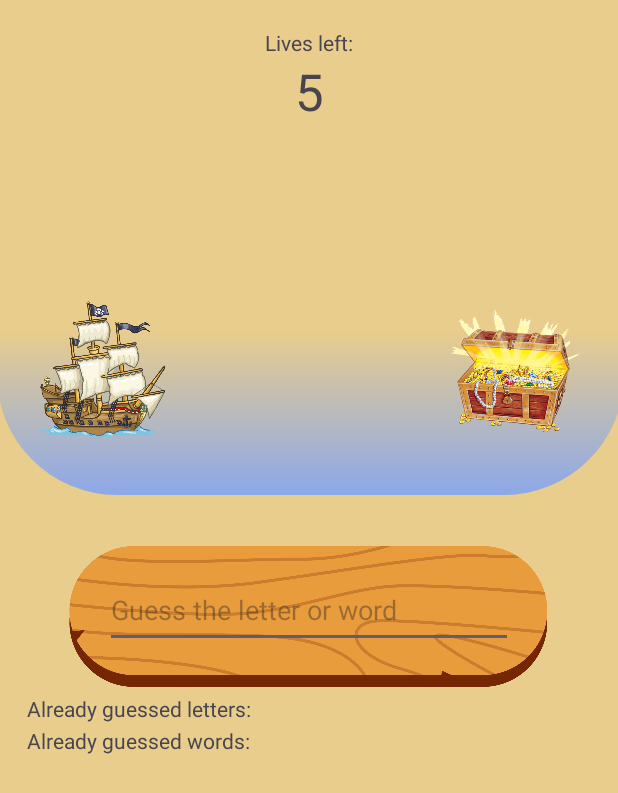
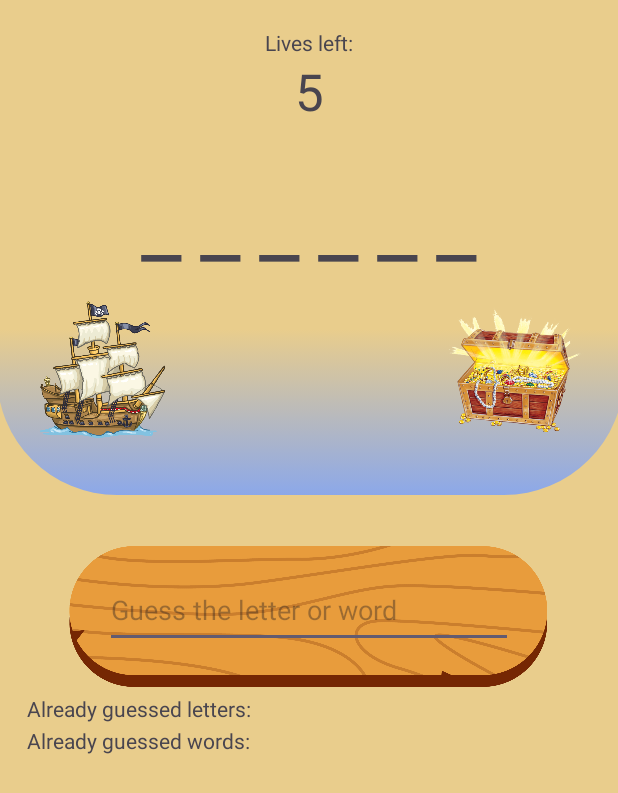
Before and after one commit to svantip/WordQuest, an Android app: the game_activity screen opened directly, with no data from a screen before it, on a phone screen of 412 x 824 dp. Shown: the top 793 px of the screen. Run offline under Robolectric (Android 15) with nearby library versions, the phone set to English and light mode, and no system bars; our stand-ins replace Firebase (no records; nobody signed in at launch, a user with empty details on screens opened directly).

Commit message:
eighth commit

```diff
--- a/app/build.gradle
+++ b/app/build.gradle
@@ -40,6 +40,7 @@ dependencies {
     implementation 'androidx.navigation:navigation-fragment:2.5.3'
     implementation 'androidx.navigation:navigation-ui:2.5.3'
     implementation 'com.google.firebase:firebase-firestore:24.6.0'
+    implementation 'com.google.firebase:firebase-firestore-ktx:24.6.0'
     testImplementation 'junit:junit:4.13.2'
     androidTestImplementation 'androidx.test.ext:junit:1.1.5'
     androidTestImplementation 'androidx.test.espresso:espresso-core:3.5.1'
--- a/app/src/main/java/com/example/wordquest/LosingScreen.java
+++ b/app/src/main/java/com/example/wordquest/LosingScreen.java
@@ -19,6 +19,7 @@ public class LosingScreen extends AppCompatActivity {
             public void onClick(View v) {
                 Intent intent = new Intent(LosingScreen.this, game_activity.class);
                 startActivity(intent);
+                finish();
             }
         });
 
@@ -26,8 +27,7 @@ public class LosingScreen extends AppCompatActivity {
         btnMainMenu.setOnClickListener(new View.OnClickListener() {
             @Override
             public void onClick(View v) {
-                Intent intent = new Intent(LosingScreen.this, MainActivity.class);
-                startActivity(intent);
+                finish();
             }
         });
     }
--- a/app/src/main/java/com/example/wordquest/WiningScreen.java
+++ b/app/src/main/java/com/example/wordquest/WiningScreen.java
@@ -19,6 +19,7 @@ public class WiningScreen extends AppCompatActivity {
             public void onClick(View v) {
                 Intent intent = new Intent(WiningScreen.this, game_activity.class);
                 startActivity(intent);
+                finish();
             }
         });
 
@@ -26,8 +27,7 @@ public class WiningScreen extends AppCompatActivity {
         btnMainMenu.setOnClickListener(new View.OnClickListener() {
             @Override
             public void onClick(View v) {
-                Intent intent = new Intent(WiningScreen.this, MainActivity.class);
-                startActivity(intent);
+                finish();
             }
         });
     }
--- a/app/src/main/java/com/example/wordquest/game_activity.java
+++ b/app/src/main/java/com/example/wordquest/game_activity.java
@@ -1,11 +1,9 @@
 package com.example.wordquest;
 
-import androidx.annotation.NonNull;
 import androidx.appcompat.app.AppCompatActivity;
 import android.app.AlertDialog;
 import android.content.Intent;
 import android.os.Bundle;
-import android.util.Log;
 import android.util.TypedValue;
 import android.view.KeyEvent;
 import android.view.ViewGroup;
@@ -13,25 +11,15 @@ import android.view.inputmethod.EditorInfo;
 import android.widget.EditText;
 import android.widget.ImageView;
 import android.widget.TextView;
-
-import com.google.android.gms.tasks.OnCompleteListener;
-import com.google.android.gms.tasks.Task;
 import com.google.firebase.FirebaseApp;
-import com.google.android.gms.tasks.OnSuccessListener;
-import com.google.firebase.firestore.DocumentSnapshot;
+import com.google.firebase.firestore.CollectionReference;
 import com.google.firebase.firestore.FirebaseFirestore;
-import com.google.firebase.firestore.QueryDocumentSnapshot;
-import com.google.firebase.firestore.QuerySnapshot;
-import com.google.protobuf.NullValue;
-
-import java.util.List;
 import java.util.Random;
 
 public class game_activity extends AppCompatActivity {
     AlertDialog.Builder builder;
     FirebaseFirestore firestore = FirebaseFirestore.getInstance();
     String word;
-    String[] words = {};
 
     int convertDpToPx (int dp){
       int px = (int) TypedValue.applyDimension(
@@ -42,13 +30,25 @@ public class game_activity extends AppCompatActivity {
       return px;
     };
 
-    /*List<DocumentSnapshot> documents = querySnapshot.getDocuments();
-    int randomIndex = new Random().nextInt(documents.size());
-    DocumentSnapshot randomDocument = documents.get(randomIndex);
-    Object randomValue = randomDocument.get("word");
-                            if (randomValue != null) {
-        word = randomValue.toString();
-    }*/
+    public void getWords(){
+        CollectionReference words = firestore.collection("words");
+        words.get().addOnCompleteListener(task -> {
+            if(task.isSuccessful() && task.getResult().getDocuments().size() > 0)
+            {
+                Random random = new Random();
+                int index = random.nextInt(5);
+                //Word that user needs to guess
+                word = task.getResult().getDocuments().get(index).get("word").toString();
+            }
+            else
+            {
+                word = "kurac";
+            }
+        });
+
+        if(word == null)word = "prazno";
+    }
+
     @Override
     protected void onCreate(Bundle savedInstanceState) {
         super.onCreate(savedInstanceState);
@@ -58,31 +58,8 @@ public class game_activity extends AppCompatActivity {
 
         //Making the alk:''ert for displaying msg when user input is empty
         builder = new AlertDialog.Builder(this);
-        //Generate random word for testing -change later to display from database-
-        //String[] words = {"apple", "banana", "carrot", "dragon", "elephant", "flower", "guitar", "house", "island", "jacket"};
 
-        firestore.collection("words")
-                .get()
-                .addOnCompleteListener(new OnCompleteListener<QuerySnapshot>() {
-                    @Override
-                    public void onComplete(@NonNull Task<QuerySnapshot> task) {
-                        if (task.isSuccessful()) {
-                            int brc = 0;
-                            for (QueryDocumentSnapshot document : task.getResult()) {
-                                words[brc] = document.get("word").toString();
-                                brc++;
-                            }
-                        } else {
-                            Log.w("Error","Error getting documents.", task.getException());
-                        }
-                    }
-                });
-
-        if(words == null)words[0] = "prazno";
-        Random random = new Random();
-        int index = random.nextInt(words.length);
-        //Word that user needs to guess
-        word = words[index];
+        getWords();
 
         //Making the "_" signs instead of displaying the word
         String hiddenWord = "";
@@ -183,9 +160,11 @@ public class game_activity extends AppCompatActivity {
                         //Loser screen
                         Intent intent = new Intent(game_activity.this, LosingScreen.class);
                         startActivity(intent);
+                        finish();
                     } else if(win) {
                         Intent intent = new Intent(game_activity.this, WiningScreen.class);
                         startActivity(intent);
+                        finish();
                     }
                     return true;
                 }
```
